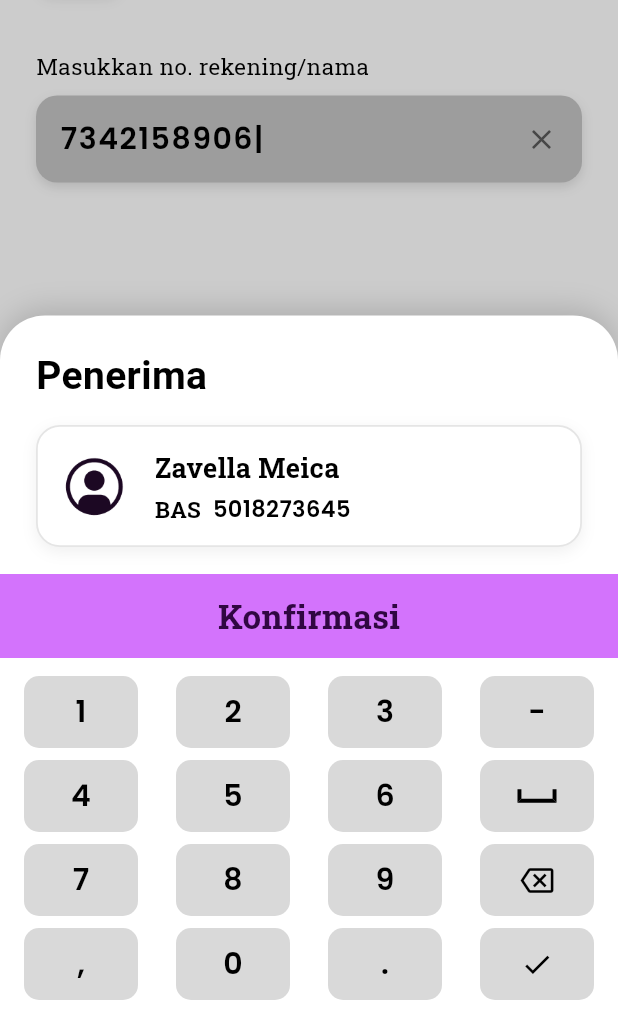
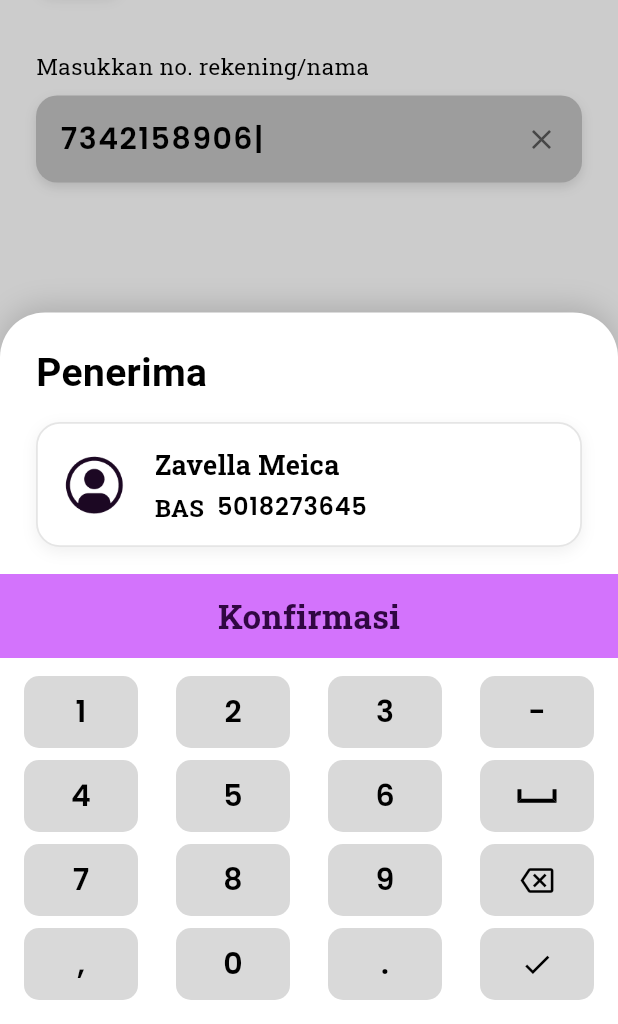
Before and after one commit to Dwi-siska-hariani07/xema_app, a Flutter app: the screen it shows after launch, after a tap on "BAS", after a tap on "Lanjutkan", on a phone screen of 412 x 824 dp, the part 212-1236 px from its top. Run offline on Flutter 3.47's test engine with Material 3 defaults, Android fonts, the phone set to English and light mode, and no system bars; our stand-ins replace google_fonts; Roboto replaces fonts that are missing (Rasa).

Commit message:
feat(transfer): add responsive FittedBox to recipient account row for optimal readability

```diff
--- a/lib/transfer_screen.dart
+++ b/lib/transfer_screen.dart
@@ -943,25 +943,31 @@ class _TransferScreenState extends State<TransferScreen> {
                                   ),
                                 ),
                                 const SizedBox(height: 4),
-                                Row(
-                                  children: [
-                                    Text(
-                                      '$_selectedBankName  ',
-                                      style: GoogleFonts.robotoSlab(
-                                        fontSize: 15,
-                                        fontWeight: FontWeight.bold,
-                                        color: Colors.black,
+                                FittedBox(
+                                  fit: BoxFit.scaleDown,
+                                  alignment: Alignment.centerLeft,
+                                  child: Row(
+                                    mainAxisSize: MainAxisSize.min,
+                                    children: [
+                                      Text(
+                                        '$_selectedBankName  ',
+                                        style: GoogleFonts.robotoSlab(
+                                          fontSize: 16,
+                                          fontWeight: FontWeight.bold,
+                                          color: Colors.black,
+                                        ),
                                       ),
-                                    ),
-                                    Text(
-                                      _selectedBankCode, // '7243567687'
-                                      style: GoogleFonts.poppins(
-                                        fontSize: 15,
-                                        fontWeight: FontWeight.w600,
-                                        color: Colors.black,
+                                      Text(
+                                        _selectedBankCode,
+                                        style: GoogleFonts.poppins(
+                                          fontSize: 16,
+                                          fontWeight: FontWeight.w600,
+                                          color: Colors.black,
+                                          letterSpacing: 0.5,
+                                        ),
                                       ),
-                                    ),
-                                  ],
+                                    ],
+                                  ),
                                 ),
                               ],
                             ),
```
